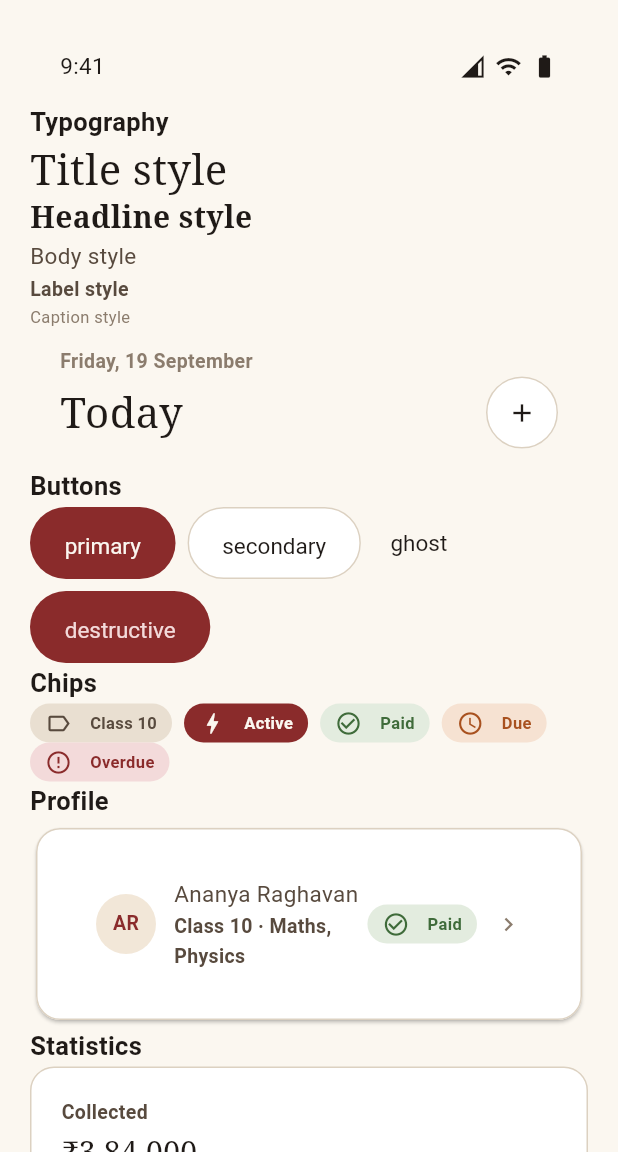
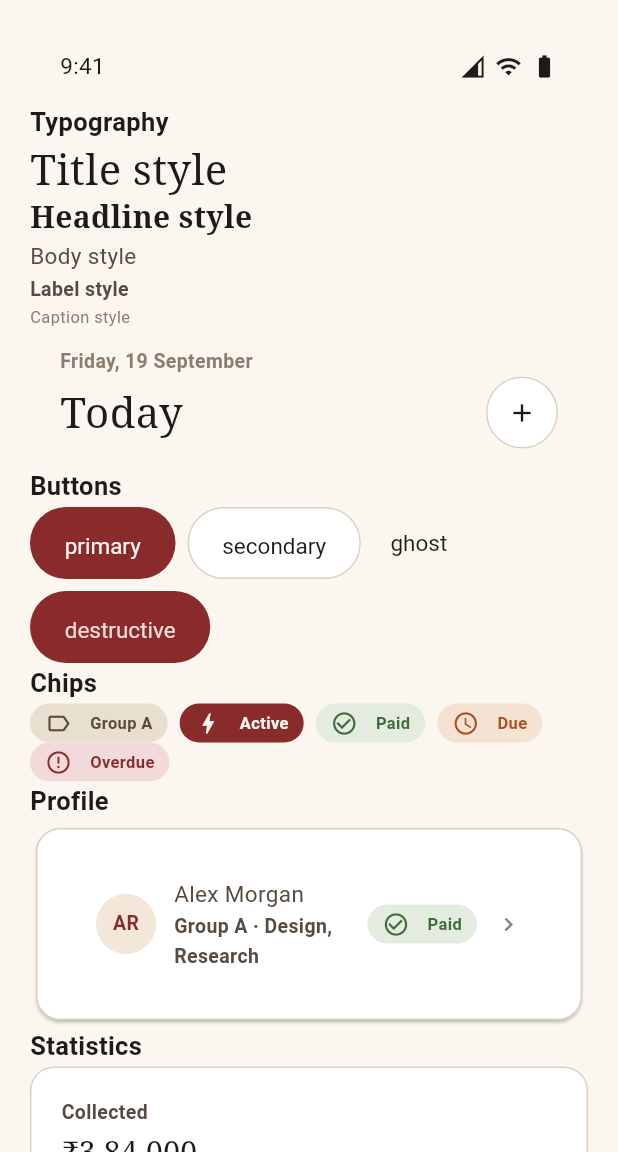
Before and after one commit to abrahamjeyaraj/DesignSystem, a Flutter app: the screen it shows after launch, on a phone screen of 412 x 824 dp, the part 84-1236 px from its top. Run offline on Flutter 3.47's test engine with Material 3 defaults, Android fonts, the phone set to English and light mode, and no system bars.

Commit message:
chore: neutral sample content in component galleries
Co-authored-by: Cursor <cursoragent@cursor.com>

```diff
--- a/native/flutter/lib/src/components.dart
+++ b/native/flutter/lib/src/components.dart
@@ -1227,7 +1227,7 @@ class _DSGalleryState extends State<DSGallery> {
       const Wrap(
         spacing: 8,
         children: [
-          DSChip(label: 'Class 10'),
+          DSChip(label: 'Group A'),
           DSChip(label: 'Active', tone: DSChipTone.accent),
           DSChip(label: 'Paid', tone: DSChipTone.success),
           DSChip(label: 'Due', tone: DSChipTone.warning),
@@ -1237,8 +1237,8 @@ class _DSGalleryState extends State<DSGallery> {
       const DSSectionHeader(title: 'Profile'),
       const DSCard(
         child: DSListRow(
-          title: 'Ananya Raghavan',
-          subtitle: 'Class 10 · Maths, Physics',
+          title: 'Alex Morgan',
+          subtitle: 'Group A · Design, Research',
           leading: DSAvatar(initials: 'AR'),
           trailing: DSChip(label: 'Paid', tone: DSChipTone.success),
         ),
@@ -1258,10 +1258,10 @@ class _DSGalleryState extends State<DSGallery> {
       ),
       const DSSectionHeader(title: 'Fields'),
       const DSField(label: 'Amount', initialValue: '₹12,000'),
-      const DSSearchField(hintText: 'Search students'),
+      const DSSearchField(hintText: 'Search items'),
       const DSSectionHeader(title: 'Navigation'),
       DSNavBar(
-        title: 'Student',
+        title: 'Details',
         leading: DSIconButton(
           icon: Icons.arrow_back,
           semanticLabel: 'Back',
@@ -1277,8 +1277,8 @@ class _DSGalleryState extends State<DSGallery> {
       DSTabBar(
         items: const [
           DSTabItem(label: 'Today', icon: Icons.today),
-          DSTabItem(label: 'Students', icon: Icons.people),
-          DSTabItem(label: 'Fees', icon: Icons.payments),
+          DSTabItem(label: 'People', icon: Icons.people),
+          DSTabItem(label: 'Payments', icon: Icons.payments),
           DSTabItem(label: 'Classes', icon: Icons.class_),
           DSTabItem(label: 'More', icon: Icons.more_horiz),
         ],
@@ -1307,15 +1307,15 @@ class _DSGalleryState extends State<DSGallery> {
         child: Column(
           crossAxisAlignment: CrossAxisAlignment.start,
           children: [
-            Text('Next class'),
-            Text('Class 10 · Evening'),
-            Text('Physics · 8 students'),
+            Text('Up next'),
+            Text('Evening session'),
+            Text('Workshop · 8 people'),
           ],
         ),
       ),
       DSNudge(
-        title: 'Fee reminders ready',
-        subtitle: '3 families to remind',
+        title: 'Reminders ready',
+        subtitle: '3 people to follow up',
         icon: Icons.notifications_active_outlined,
         onTap: () {},
       ),
```
Also changed, not shown: 3 other files.
